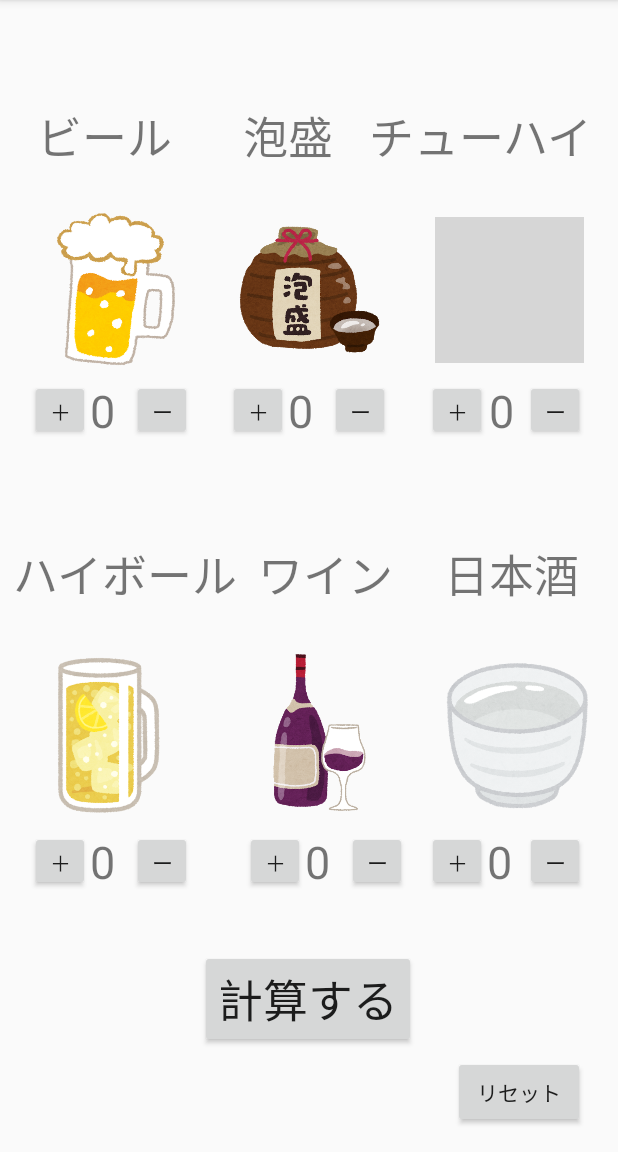
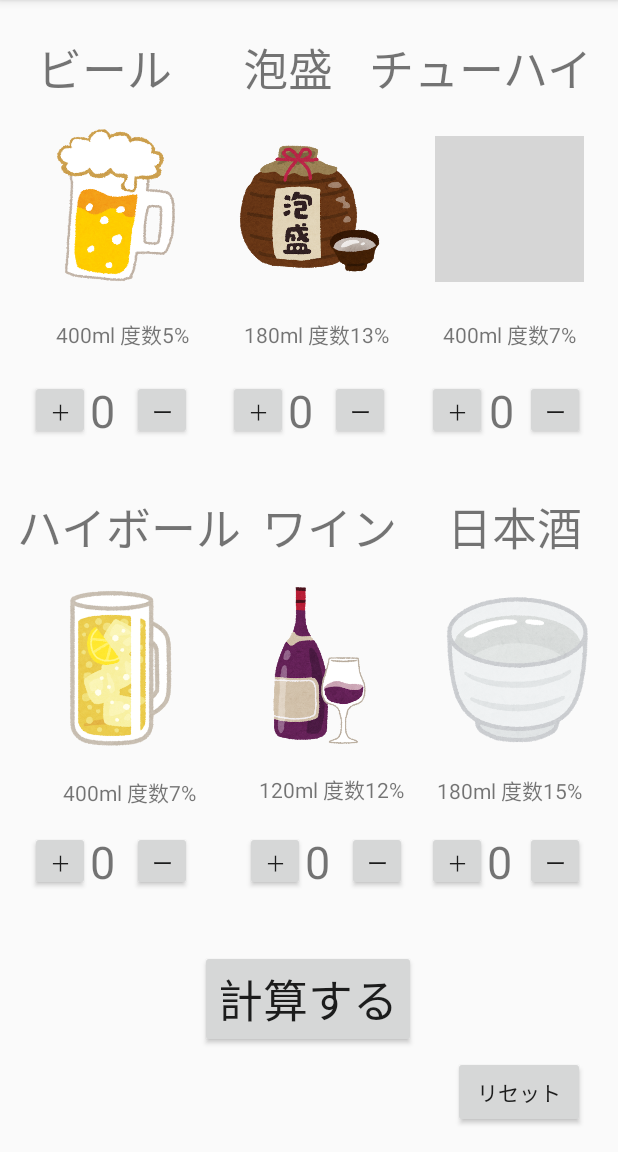
Before and after one commit to s18002/altesuto, an Android app: the screen it shows after launch (MainActivity), on a phone screen of 412 x 824 dp, the part 84-1236 px from its top. Run offline under Robolectric (Android 15) with nearby library versions, the phone set to English and light mode, and no system bars; grey boxes are pictures that could not be loaded.

```diff
--- a/app/src/main/java/com/example/altesuto/SubActivity.kt
+++ b/app/src/main/java/com/example/altesuto/SubActivity.kt
@@ -15,7 +15,7 @@ class SubActivity : AppCompatActivity() {
         var isRunning = true   // 本誌だとスタート、ストップを一つのボタンで行うから必要とあったからいらないかも
         override fun onTick(millisUntilFinished: Long) {     // millisUntilFinishedは残り時間をミリ秒で表した数値
             val hour = millisUntilFinished / 1000L / 3600L   // 時間を算出する記述　Lがなんなのかわからん・・・
-            val minute = millisUntilFinished / 1000L % 60L   // 分
+            val minute = millisUntilFinished / 1000L / 3600L   // 分
             val second = millisUntilFinished / 1000L % 60L   // 秒
             textView8.text = "%1d:%2$02d:%3$02d".format(hour, minute, second)
             // テキストに時間：分：秒と表示するための記述
--- a/app/src/main/res/layout/activity_main.xml
+++ b/app/src/main/res/layout/activity_main.xml
@@ -20,45 +20,21 @@
         app:layout_constraintTop_toTopOf="parent"
         app:layout_constraintVertical_bias="0.926" />
 
-    <TextView
-        android:id="@+id/textView11"
-        android:layout_width="wrap_content"
-        android:layout_height="wrap_content"
-        android:layout_marginEnd="16dp"
-        android:text="日本酒"
-        android:textSize="30sp"
-        app:layout_constraintBottom_toBottomOf="parent"
-        app:layout_constraintEnd_toEndOf="parent"
-        app:layout_constraintHorizontal_bias="0.967"
-        app:layout_constraintStart_toStartOf="parent"
-        app:layout_constraintTop_toTopOf="parent"
-        app:layout_constraintVertical_bias="0.498" />
-
-    <TextView
-        android:id="@+id/textView"
-        android:layout_width="wrap_content"
-        android:layout_height="wrap_content"
-        android:text="ワイン"
-        android:textSize="30sp"
-        app:layout_constraintBottom_toBottomOf="parent"
-        app:layout_constraintEnd_toEndOf="parent"
-        app:layout_constraintHorizontal_bias="0.535"
-        app:layout_constraintStart_toStartOf="parent"
-        app:layout_constraintTop_toTopOf="parent"
-        app:layout_constraintVertical_bias="0.498" />
-
-    <TextView
-        android:id="@+id/textView4"
-        android:layout_width="wrap_content"
-        android:layout_height="wrap_content"
-        android:text="ハイボール"
-        android:textSize="30sp"
-        app:layout_constraintBottom_toBottomOf="parent"
-        app:layout_constraintEnd_toEndOf="parent"
-        app:layout_constraintHorizontal_bias="0.034"
-        app:layout_constraintStart_toStartOf="parent"
-        app:layout_constraintTop_toTopOf="parent"
-        app:layout_constraintVertical_bias="0.498" />
+    <ImageView
+        android:id="@+id/imageView2"
+        android:layout_width="102dp"
+        android:layout_height="107dp"
+        android:layout_marginStart="29dp"
+        android:layout_marginTop="1dp"
+        android:layout_marginEnd="35dp"
+        android:layout_marginBottom="6dp"
+        app:layout_constraintBottom_toTopOf="@+id/count_down"
+        app:layout_constraintEnd_toStartOf="@+id/imageView5"
+        app:layout_constraintHorizontal_bias="0.666"
+        app:layout_constraintStart_toEndOf="@+id/imageView"
+        app:layout_constraintTop_toBottomOf="@+id/textView6"
+        app:layout_constraintVertical_bias="0.232"
+        app:srcCompat="@drawable/awamori" />
 
     <TextView
         android:id="@+id/textView6"
@@ -72,7 +48,7 @@
         app:layout_constraintHorizontal_bias="0.753"
         app:layout_constraintStart_toStartOf="parent"
         app:layout_constraintTop_toTopOf="parent"
-        app:layout_constraintVertical_bias="0.094" />
+        app:layout_constraintVertical_bias="0.031" />
 
     <TextView
         android:id="@+id/textView5"
@@ -85,7 +61,36 @@
         app:layout_constraintHorizontal_bias="0.077"
         app:layout_constraintStart_toStartOf="parent"
         app:layout_constraintTop_toTopOf="parent"
-        app:layout_constraintVertical_bias="0.094" />
+        app:layout_constraintVertical_bias="0.031" />
+
+    <ImageView
+        android:id="@+id/imageView"
+        android:layout_width="98dp"
+        android:layout_height="108dp"
+        android:layout_marginStart="16dp"
+        android:layout_marginBottom="6dp"
+        app:layout_constraintBottom_toTopOf="@+id/count_text2"
+        app:layout_constraintEnd_toEndOf="parent"
+        app:layout_constraintHorizontal_bias="0.043"
+        app:layout_constraintStart_toStartOf="parent"
+        app:layout_constraintTop_toBottomOf="@+id/textView5"
+        app:layout_constraintVertical_bias="0.214"
+        app:srcCompat="@drawable/beer" />
+
+    <ImageView
+        android:id="@+id/imageView5"
+        android:layout_width="99dp"
+        android:layout_height="97dp"
+        android:layout_marginTop="6dp"
+        android:layout_marginEnd="17dp"
+        android:layout_marginBottom="11dp"
+        app:layout_constraintBottom_toTopOf="@+id/count_text3"
+        app:layout_constraintEnd_toEndOf="parent"
+        app:layout_constraintHorizontal_bias="0.983"
+        app:layout_constraintStart_toStartOf="parent"
+        app:layout_constraintTop_toBottomOf="@+id/textView6"
+        app:layout_constraintVertical_bias="0.232"
+        app:srcCompat="@drawable/chu" />
 
     <TextView
         android:id="@+id/textView2"
@@ -98,23 +103,7 @@
         app:layout_constraintHorizontal_bias="0.461"
         app:layout_constraintStart_toStartOf="parent"
         app:layout_constraintTop_toTopOf="parent"
-        app:layout_constraintVertical_bias="0.094" />
-
-    <ImageView
-        android:id="@+id/imageView2"
-        android:layout_width="102dp"
-        android:layout_height="107dp"
-        android:layout_marginStart="29dp"
-        android:layout_marginTop="1dp"
-        android:layout_marginEnd="35dp"
-        android:layout_marginBottom="6dp"
-        app:layout_constraintBottom_toTopOf="@+id/count_down"
-        app:layout_constraintEnd_toStartOf="@+id/imageView5"
-        app:layout_constraintHorizontal_bias="0.666"
-        app:layout_constraintStart_toEndOf="@+id/imageView"
-        app:layout_constraintTop_toBottomOf="@+id/textView6"
-        app:layout_constraintVertical_bias="1.0"
-        app:srcCompat="@drawable/awamori" />
+        app:layout_constraintVertical_bias="0.031" />
 
     <TextView
         android:id="@+id/count_text3"
@@ -219,21 +208,6 @@
         app:layout_constraintTop_toTopOf="parent"
         app:layout_constraintVertical_bias="0.348" />
 
-    <ImageView
-        android:id="@+id/imageView5"
-        android:layout_width="99dp"
-        android:layout_height="97dp"
-        android:layout_marginTop="6dp"
-        android:layout_marginEnd="17dp"
-        android:layout_marginBottom="11dp"
-        app:layout_constraintBottom_toTopOf="@+id/count_text3"
-        app:layout_constraintEnd_toEndOf="parent"
-        app:layout_constraintHorizontal_bias="0.983"
-        app:layout_constraintStart_toStartOf="parent"
-        app:layout_constraintTop_toBottomOf="@+id/textView6"
-        app:layout_constraintVertical_bias="1.0"
-        app:srcCompat="@drawable/chu" />
-
     <Button
         android:id="@+id/count_down2"
         android:layout_width="40dp"
@@ -248,30 +222,81 @@
         app:layout_constraintVertical_bias="0.348" />
 
     <ImageView
-        android:id="@+id/imageView"
-        android:layout_width="98dp"
-        android:layout_height="108dp"
-        android:layout_marginStart="16dp"
-        android:layout_marginBottom="6dp"
-        app:layout_constraintBottom_toTopOf="@+id/count_text2"
-        app:layout_constraintEnd_toEndOf="parent"
-        app:layout_constraintHorizontal_bias="0.043"
-        app:layout_constraintStart_toStartOf="parent"
-        app:layout_constraintTop_toBottomOf="@+id/textView5"
-        app:layout_constraintVertical_bias="1.0"
-        app:srcCompat="@drawable/beer" />
-
-    <ImageView
         android:id="@+id/imageView4"
         android:layout_width="84dp"
         android:layout_height="108dp"
-        android:layout_marginStart="52dp"
+        android:layout_marginStart="44dp"
         android:layout_marginBottom="11dp"
         app:layout_constraintBottom_toTopOf="@+id/count_button5"
         app:layout_constraintStart_toEndOf="@+id/imageView3"
         app:layout_constraintTop_toBottomOf="@+id/textView"
-        app:layout_constraintVertical_bias="1.0"
+        app:layout_constraintVertical_bias="0.269"
         app:srcCompat="@drawable/wine" />
+
+    <ImageView
+        android:id="@+id/imageView3"
+        android:layout_width="89dp"
+        android:layout_height="112dp"
+        android:layout_marginStart="36dp"
+        android:layout_marginBottom="7dp"
+        app:layout_constraintBottom_toTopOf="@+id/count_down4"
+        app:layout_constraintStart_toStartOf="parent"
+        app:layout_constraintTop_toBottomOf="@+id/textView4"
+        app:layout_constraintVertical_bias="0.269"
+        app:srcCompat="@drawable/highball" />
+
+    <ImageView
+        android:id="@+id/imageView6"
+        android:layout_width="118dp"
+        android:layout_height="103dp"
+        android:layout_marginTop="5dp"
+        android:layout_marginEnd="8dp"
+        android:layout_marginBottom="11dp"
+        app:layout_constraintBottom_toTopOf="@+id/count_text6"
+        app:layout_constraintEnd_toEndOf="parent"
+        app:layout_constraintTop_toBottomOf="@+id/textView11"
+        app:layout_constraintVertical_bias="0.269"
+        app:srcCompat="@drawable/nihonsyu" />
+
+    <TextView
+        android:id="@+id/textView4"
+        android:layout_width="wrap_content"
+        android:layout_height="wrap_content"
+        android:text="ハイボール"
+        android:textSize="30sp"
+        app:layout_constraintBottom_toBottomOf="parent"
+        app:layout_constraintEnd_toEndOf="parent"
+        app:layout_constraintHorizontal_bias="0.042"
+        app:layout_constraintStart_toStartOf="parent"
+        app:layout_constraintTop_toTopOf="parent"
+        app:layout_constraintVertical_bias="0.455" />
+
+    <TextView
+        android:id="@+id/textView"
+        android:layout_width="wrap_content"
+        android:layout_height="wrap_content"
+        android:text="ワイン"
+        android:textSize="30sp"
+        app:layout_constraintBottom_toBottomOf="parent"
+        app:layout_constraintEnd_toEndOf="parent"
+        app:layout_constraintHorizontal_bias="0.542"
+        app:layout_constraintStart_toStartOf="parent"
+        app:layout_constraintTop_toTopOf="parent"
+        app:layout_constraintVertical_bias="0.455" />
+
+    <TextView
+        android:id="@+id/textView11"
+        android:layout_width="wrap_content"
+        android:layout_height="wrap_content"
+        android:layout_marginEnd="16dp"
+        android:text="日本酒"
+        android:textSize="30sp"
+        app:layout_constraintBottom_toBottomOf="parent"
+        app:layout_constraintEnd_toEndOf="parent"
+        app:layout_constraintHorizontal_bias="0.973"
+        app:layout_constraintStart_toStartOf="parent"
+        app:layout_constraintTop_toTopOf="parent"
+        app:layout_constraintVertical_bias="0.455" />
 
     <Button
         android:id="@+id/count_button6"
@@ -284,18 +309,6 @@
         app:layout_constraintStart_toStartOf="parent"
         app:layout_constraintTop_toTopOf="parent"
         app:layout_constraintVertical_bias="0.761" />
-
-    <ImageView
-        android:id="@+id/imageView3"
-        android:layout_width="89dp"
-        android:layout_height="112dp"
-        android:layout_marginStart="28dp"
-        android:layout_marginBottom="7dp"
-        app:layout_constraintBottom_toTopOf="@+id/count_down4"
-        app:layout_constraintStart_toStartOf="parent"
-        app:layout_constraintTop_toBottomOf="@+id/textView4"
-        app:layout_constraintVertical_bias="1.0"
-        app:srcCompat="@drawable/highball" />
 
     <TextView
         android:id="@+id/count_text5"
@@ -396,19 +409,6 @@
         app:layout_constraintTop_toTopOf="parent"
         app:layout_constraintVertical_bias="0.761" />
 
-    <ImageView
-        android:id="@+id/imageView6"
-        android:layout_width="118dp"
-        android:layout_height="103dp"
-        android:layout_marginTop="5dp"
-        android:layout_marginEnd="8dp"
-        android:layout_marginBottom="11dp"
-        app:layout_constraintBottom_toTopOf="@+id/count_text6"
-        app:layout_constraintEnd_toEndOf="parent"
-        app:layout_constraintTop_toBottomOf="@+id/textView11"
-        app:layout_constraintVertical_bias="1.0"
-        app:srcCompat="@drawable/nihonsyu" />
-
     <Button
         android:id="@+id/rstbutton"
         android:layout_width="wrap_content"
@@ -421,4 +421,66 @@
         app:layout_constraintHorizontal_bias="1.0"
         app:layout_constraintStart_toStartOf="parent" />
 
+    <TextView
+        android:id="@+id/textView3"
+        android:layout_width="wrap_content"
+        android:layout_height="wrap_content"
+        android:text="400ml 度数5%"
+        app:layout_constraintBottom_toTopOf="@+id/count_text2"
+        app:layout_constraintEnd_toStartOf="@+id/textView12"
+        app:layout_constraintStart_toStartOf="parent"
+        app:layout_constraintTop_toBottomOf="@+id/imageView" />
+
+    <TextView
+        android:id="@+id/textView12"
+        android:layout_width="wrap_content"
+        android:layout_height="wrap_content"
+        android:layout_marginEnd="36dp"
+        android:text="180ml 度数13%"
+        app:layout_constraintBottom_toTopOf="@+id/count_text"
+        app:layout_constraintEnd_toStartOf="@+id/textView13"
+        app:layout_constraintTop_toBottomOf="@+id/imageView2"
+        app:layout_constraintVertical_bias="0.486" />
+
+    <TextView
+        android:id="@+id/textView13"
+        android:layout_width="wrap_content"
+        android:layout_height="wrap_content"
+        android:layout_marginEnd="28dp"
+        android:text="400ml 度数7%"
+        app:layout_constraintBottom_toTopOf="@+id/count_text3"
+        app:layout_constraintEnd_toEndOf="parent"
+        app:layout_constraintTop_toBottomOf="@+id/imageView5"
+        app:layout_constraintVertical_bias="0.547" />
+
+    <TextView
+        android:id="@+id/textView14"
+        android:layout_width="wrap_content"
+        android:layout_height="wrap_content"
+        android:text="400ml 度数7%"
+        app:layout_constraintBottom_toTopOf="@+id/count_text4"
+        app:layout_constraintEnd_toStartOf="@+id/textView15"
+        app:layout_constraintStart_toStartOf="parent"
+        app:layout_constraintTop_toBottomOf="@+id/imageView3" />
+
+    <TextView
+        android:id="@+id/textView15"
+        android:layout_width="wrap_content"
+        android:layout_height="wrap_content"
+        android:layout_marginEnd="22dp"
+        android:text="120ml 度数12%"
+        app:layout_constraintBottom_toTopOf="@+id/count_text5"
+        app:layout_constraintEnd_toStartOf="@+id/textView16"
+        app:layout_constraintTop_toBottomOf="@+id/imageView4" />
+
+    <TextView
+        android:id="@+id/textView16"
+        android:layout_width="wrap_content"
+        android:layout_height="wrap_content"
+        android:layout_marginEnd="24dp"
+        android:text="180ml 度数15%"
+        app:layout_constraintBottom_toTopOf="@+id/count_text6"
+        app:layout_constraintEnd_toEndOf="parent"
+        app:layout_constraintTop_toBottomOf="@+id/imageView6" />
+
 </androidx.constraintlayout.widget.ConstraintLayout>
```
